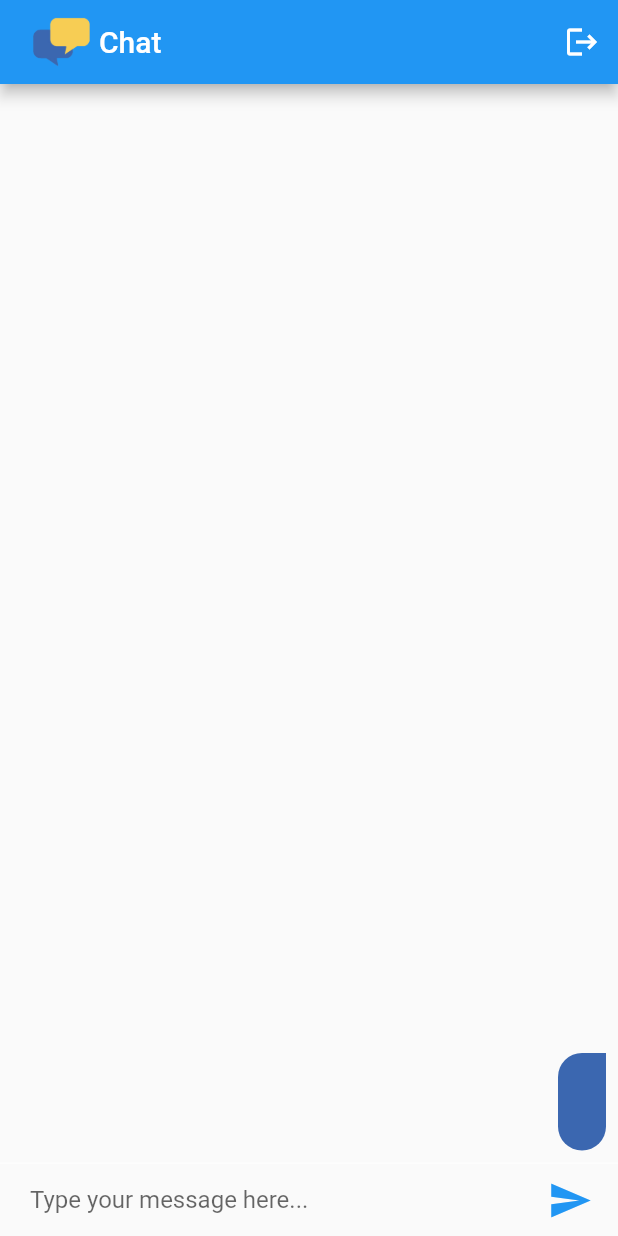
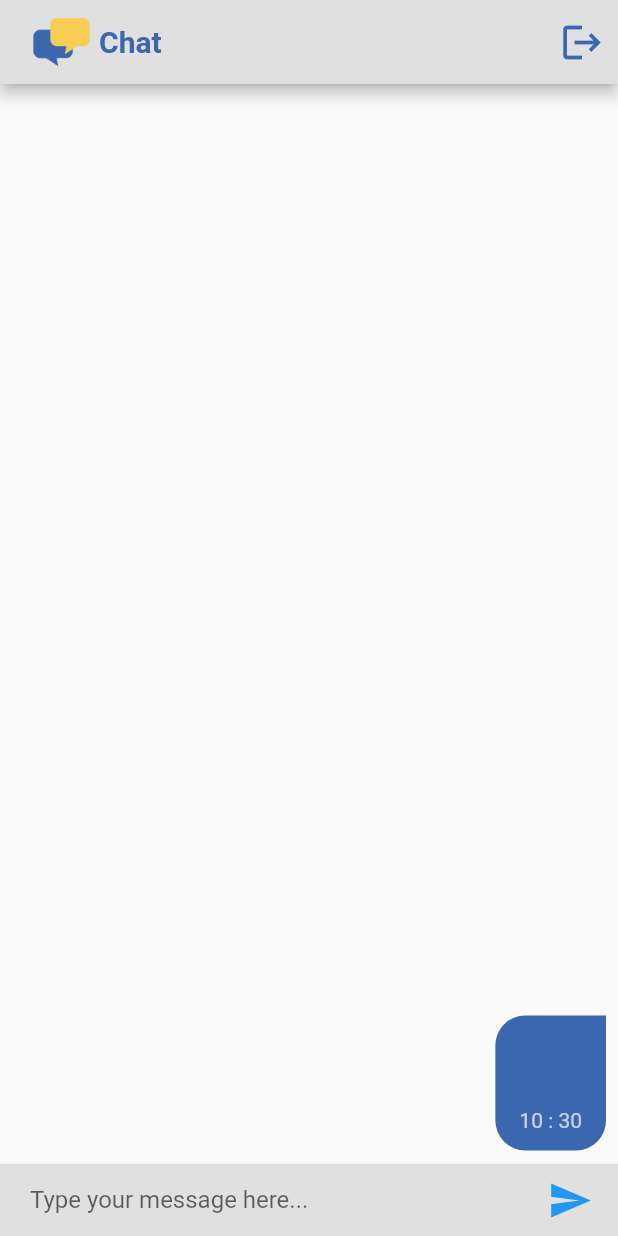
Before and after one commit to zhrwmmdi/Chat-Box, a Flutter app: the screen it shows once a user with an empty profile is signed in, after a tap on the "send" icon, on a phone screen of 412 x 824 dp. Run offline on Flutter 3.47's test engine with Material 2 defaults, Android fonts, the phone set to English and light mode, and no system bars; our stand-ins replace animated_text_kit, cloud_firestore, email_validator, firebase_auth, firebase_core, modal_progress_hud_nsn; accounts and stored records are empty.

Commit message:
UX development

```diff
--- a/lib/Components/message_bubble.dart
+++ b/lib/Components/message_bubble.dart
@@ -4,7 +4,14 @@ import 'package:flutter/material.dart';
 class MessageBubble extends StatelessWidget {
   final String? message, sender;
   final bool? isMe;
-  const MessageBubble({super.key, this.message, this.sender, this.isMe});
+  final int? hour, minute;
+  const MessageBubble(
+      {super.key,
+      this.message,
+      this.sender,
+      this.isMe,
+      this.hour,
+      this.minute});
 
   @override
   Widget build(BuildContext context) {
@@ -13,32 +20,41 @@ class MessageBubble extends StatelessWidget {
       child: Align(
         alignment: isMe! ? Alignment.centerRight : Alignment.centerLeft,
         child: Material(
-          borderRadius:  BorderRadius.only(
-              topLeft: isMe! ? Radius.circular(20) : Radius.circular(0),
-              bottomRight: Radius.circular(20),
-              bottomLeft: Radius.circular(20),
-              topRight: isMe! ? Radius.circular(0) : Radius.circular(20)
+          borderRadius: BorderRadius.only(
+            topLeft:
+                isMe! ? const Radius.circular(20) : const Radius.circular(0),
+            bottomRight: const Radius.circular(20),
+            bottomLeft: const Radius.circular(20),
+            topRight:
+                isMe! ? const Radius.circular(0) : const Radius.circular(20),
           ),
           color: isMe! ? kLoginButtonColor : kRegisterButtonColor,
           child: Padding(
             padding: const EdgeInsets.symmetric(horizontal: 16, vertical: 12),
             child: Column(
-              crossAxisAlignment: isMe! ? CrossAxisAlignment.end : CrossAxisAlignment.start,
+              crossAxisAlignment:
+                  isMe! ? CrossAxisAlignment.end : CrossAxisAlignment.start,
               children: [
                 Text(
                   sender!,
-                  style: const TextStyle(
-                      fontSize: 12,
-                      color: kChatEmailColor
-                  ),
+                  style: const TextStyle(fontSize: 14, color: kChatEmailColor),
                 ),
-                SizedBox(height: 8,),
+                const SizedBox(
+                  height: 8,
+                ),
                 Text(
                   message!,
                   style: const TextStyle(
-                      fontSize: 16,
-                      color: Colors.black
+                    fontSize: 18,
+                    color: Color(0xff303030),
                   ),
+                ),
+                const SizedBox(
+                  height: 5,
+                ),
+                Text(
+                  '$hour : $minute',
+                  style: const TextStyle(fontSize: 14, color: Colors.white70),
                 ),
               ],
             ),
--- /dev/null
+++ b/lib/Components/message_stream.dart
@@ -0,0 +1,61 @@
+import 'package:chat_box/Components/message_bubble.dart';
+import 'package:chat_box/services/authService.dart';
+import 'package:cloud_firestore/cloud_firestore.dart';
+import 'package:flutter/material.dart';
+
+class MessageStream extends StatelessWidget {
+  const MessageStream({
+    super.key,
+    required FirebaseFirestore fireStore,
+  }) : _fireStore = fireStore;
+
+  final FirebaseFirestore _fireStore;
+
+  @override
+  Widget build(BuildContext context) {
+    return StreamBuilder<QuerySnapshot>(
+      stream: _fireStore
+          .collection('messages')
+          .orderBy('date', descending: true)
+          .snapshots(),
+      builder: (context, snapshot) {
+        if (snapshot.connectionState == ConnectionState.waiting) {
+          return const Expanded(
+            child: Center(
+              child: CircularProgressIndicator(
+                backgroundColor: Colors.lightBlue,
+              ),
+            ),
+          );
+        }
+        if (snapshot.hasData) {
+          var messages = snapshot.data!.docs;
+          List<Widget> messageBubbles = [];
+          for (var message in messages) {
+            var messageText = message.get('text');
+            var sender = message.get('sender');
+            var hour = message.get('hour');
+            var minute = message.get('minute');
+            Widget messageBubble = MessageBubble(
+                hour: hour,
+                minute: minute,
+                sender: sender,
+                message: messageText,
+                isMe: AuthService().getCurrentUser!.email == sender);
+            messageBubbles.add(messageBubble);
+          }
+          return Expanded(
+            child: ListView(
+              reverse: true,
+              children: messageBubbles,
+            ),
+          );
+        } else {
+          return const Center(
+            child: Text('Snapshot has no data'),
+          );
+        }
+      },
+    );
+  }
+}
--- a/lib/Screens/chat_screen.dart
+++ b/lib/Screens/chat_screen.dart
@@ -1,46 +1,69 @@
-import 'package:chat_box/Components/message_bubble.dart';
+import 'package:chat_box/Components/message_stream.dart';
 import 'package:chat_box/services/authService.dart';
 import 'package:cloud_firestore/cloud_firestore.dart';
-import 'package:firebase_auth/firebase_auth.dart';
 import 'package:flutter/material.dart';
 import 'package:chat_box/constants.dart';
 
 class ChatScreen extends StatefulWidget {
   static const String id = 'chat_screen';
+  const ChatScreen({super.key});
   @override
   _ChatScreenState createState() => _ChatScreenState();
 }
 
 class _ChatScreenState extends State<ChatScreen> {
+  int? hour, minute;
   final _fireStore = FirebaseFirestore.instance;
-  TextEditingController _messageTextController = TextEditingController();
+  final TextEditingController _messageTextController = TextEditingController();
 
   @override
   Widget build(BuildContext context) {
     return Scaffold(
       appBar: AppBar(
-        backgroundColor: kSendButtonColor,
+        backgroundColor: const Color(0xffE0E0E0),
         automaticallyImplyLeading: false,
         leading: null,
         actions: <Widget>[
           IconButton(
-              icon: const Icon(Icons.logout),
+            icon: const Icon(
+              Icons.logout,
+              color: kLoginButtonColor,
+              size: 30,
+            ),
             onPressed: () {
-                if(Navigator.canPop(context)){
+              if (Navigator.canPop(context)) {
                 Navigator.pop(context);
               }
               AuthService().signOut();
-              }),
+            },
+          ),
         ],
         title: Row(
+          mainAxisAlignment: MainAxisAlignment.spaceBetween,
           children: [
-
+            Row(
+              children: [
                 Hero(
                   tag: 'logo',
-                child: Image.asset('images/logo.png', width: 50, height: 50,)),
-            const Text('Chat'),
+                  child: Image.asset(
+                    'images/logo.png',
+                    width: 50,
+                    height: 50,
+                  ),
+                ),
+                const Text(
+                  'Chat',
+                  style: TextStyle(
+                      color: kLoginButtonColor, fontWeight: FontWeight.bold),
+                ),
               ],
-        )
+            ),
+            Text(
+              AuthService().getCurrentUser!.email!,
+              style: const TextStyle(fontSize: 18, color: kLoginButtonColor),
+            ),
+          ],
+        ),
       ),
       body: SafeArea(
         child: Column(
@@ -55,17 +78,35 @@ class _ChatScreenState extends State<ChatScreen> {
                 children: <Widget>[
                   Expanded(
                     child: TextField(
+                      onSubmitted: (value) {
+                        _fireStore.collection('messages').add(
+                          {
+                            'date': DateTime.now().millisecondsSinceEpoch,
+                            'text': _messageTextController.text,
+                            'sender': AuthService().getCurrentUser!.email,
+                            'hour': DateTime.now().hour,
+                            'minute': DateTime.now().minute
+                          },
+                        );
+                        _messageTextController.clear();
+                      },
                       controller: _messageTextController,
                       decoration: kMessageTextFieldDecoration,
                     ),
                   ),
                   TextButton(
                     onPressed: () {
-                      _fireStore.collection('messages').add({
-                        'date' : DateTime.now().millisecondsSinceEpoch,
-                        'text' : _messageTextController.text,
-                        'sender' : AuthService().getCurrentUser!.email
-                      });
+                      hour = DateTime.now().hour;
+                      minute = DateTime.now().minute;
+                      _fireStore.collection('messages').add(
+                        {
+                          'date': DateTime.now().millisecondsSinceEpoch,
+                          'text': _messageTextController.text,
+                          'sender': AuthService().getCurrentUser!.email,
+                          'hour': DateTime.now().hour,
+                          'minute': DateTime.now().minute
+                        },
+                      );
                       _messageTextController.clear();
                     },
                     child: const Icon(Icons.send,
@@ -80,46 +121,3 @@ class _ChatScreenState extends State<ChatScreen> {
     );
   }
 }
-
-class MessageStream extends StatelessWidget {
-  const MessageStream({
-    super.key,
-    required FirebaseFirestore fireStore,
-  }) : _fireStore = fireStore;
-
-  final FirebaseFirestore _fireStore;
-
-  @override
-  Widget build(BuildContext context) {
-    return StreamBuilder<QuerySnapshot>(
-      stream: _fireStore.collection('messages').orderBy('date', descending: true).snapshots(),
-        builder: (context, snapshot){
-        if(snapshot.connectionState == ConnectionState.waiting){
-          return const Expanded(child: Center(child: CircularProgressIndicator(backgroundColor: Colors.lightBlue,),),);
-        }
-          if(snapshot.hasData){
-            var messages = snapshot.data!.docs;
-            List<Widget> messageBubbles = [];
-            for(var message in messages){
-              var messageText = message.get('text');
-              var sender = message.get('sender');
-              Widget messageBubble = MessageBubble(
-                sender: sender ,
-                message: messageText,
-                isMe: AuthService().getCurrentUser!.email == sender
-              );
-              messageBubbles.add(messageBubble);
-            }
-            return Expanded(
-              child: ListView(
-                reverse: true,
-                children: messageBubbles,
-              ),
-            );
-          }else{
-              return Center(child: Text('Snapshot has no data'),);
-          }
-        }
-    );
-  }
-}
--- a/lib/constants.dart
+++ b/lib/constants.dart
@@ -2,7 +2,6 @@ import 'package:flutter/material.dart';
 
 const kWhiteColor = Colors.white;
 const kChatEmailColor = Colors.white54;
-const kSenderBoxColor = Colors.white12;
 const kLoginButtonColor = Color(0xff3B67B0);
 const kSendButtonColor = Colors.blue;
 var kRegisterButtonColor = Color(0xFFf7cd54);
@@ -21,6 +20,7 @@ const kMessageTextFieldDecoration = InputDecoration(
 );
 
 const kMessageContainerDecoration = BoxDecoration(
+  color: Color(0xffE0E0E0),
   border: Border(
     top: BorderSide(color: Colors.white60, width: 1),
   ),
@@ -28,8 +28,7 @@ const kMessageContainerDecoration = BoxDecoration(
 
 const kTextFieldDecoration = InputDecoration(
   hintText: 'Enter your email please',
-  contentPadding:
-  EdgeInsets.symmetric(vertical: 10.0, horizontal: 20.0),
+  contentPadding: EdgeInsets.symmetric(vertical: 10.0, horizontal: 20.0),
   border: OutlineInputBorder(
     borderRadius: BorderRadius.all(Radius.circular(10)),
   ),
--- a/lib/main.dart
+++ b/lib/main.dart
@@ -28,18 +28,15 @@ class ChatBox extends StatelessWidget {
           return MaterialApp(
             debugShowCheckedModeBanner: false,
             routes: {
-            WelcomeScreen.id : (context) => WelcomeScreen(),
-            ChatScreen.id : (context) => ChatScreen(),
-            RegistrationScreen.id : (context) => RegistrationScreen(),
-            LoginScreen.id : (context) => LoginScreen()
+              WelcomeScreen.id: (context) => WelcomeScreen(),
+              ChatScreen.id: (context) => ChatScreen(),
+              RegistrationScreen.id: (context) => RegistrationScreen(),
+              LoginScreen.id: (context) => LoginScreen()
             },
-          home: AuthService().getCurrentUser != null ? ChatScreen(): WelcomeScreen(),
-          // theme: ThemeData.dark().copyWith(
-          //   scaffoldBackgroundColor: kBackgroundColor,
-          // ),
-          //home: WelcomeScreen(),
+            home: AuthService().getCurrentUser != null
+                ? ChatScreen()
+                : WelcomeScreen(),
           );
-      }
-    );
+        });
   }
 }
```
Also changed, not shown: lib/Components/Rounded_Button.dart (+6 -7 lines), lib/Screens/login_screen.dart (+57 -42 lines), lib/Screens/registration_screen.dart (+53 -43 lines), lib/Screens/welcome_screen.dart (+11 -16 lines). Lines whose indentation alone changed are shown as unchanged.
